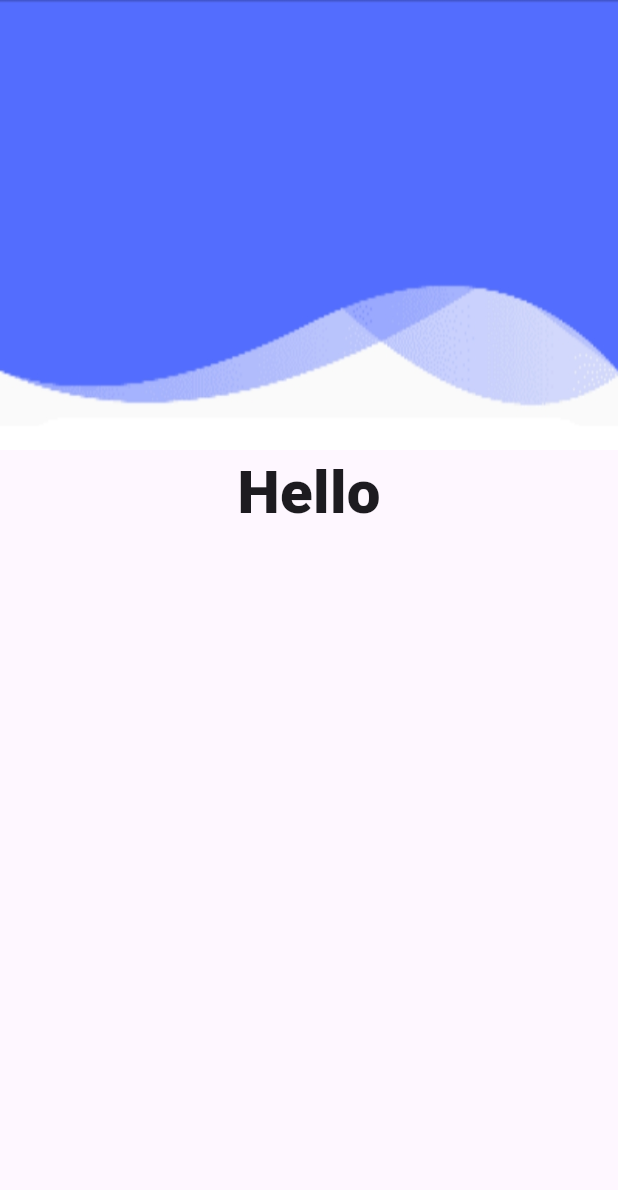
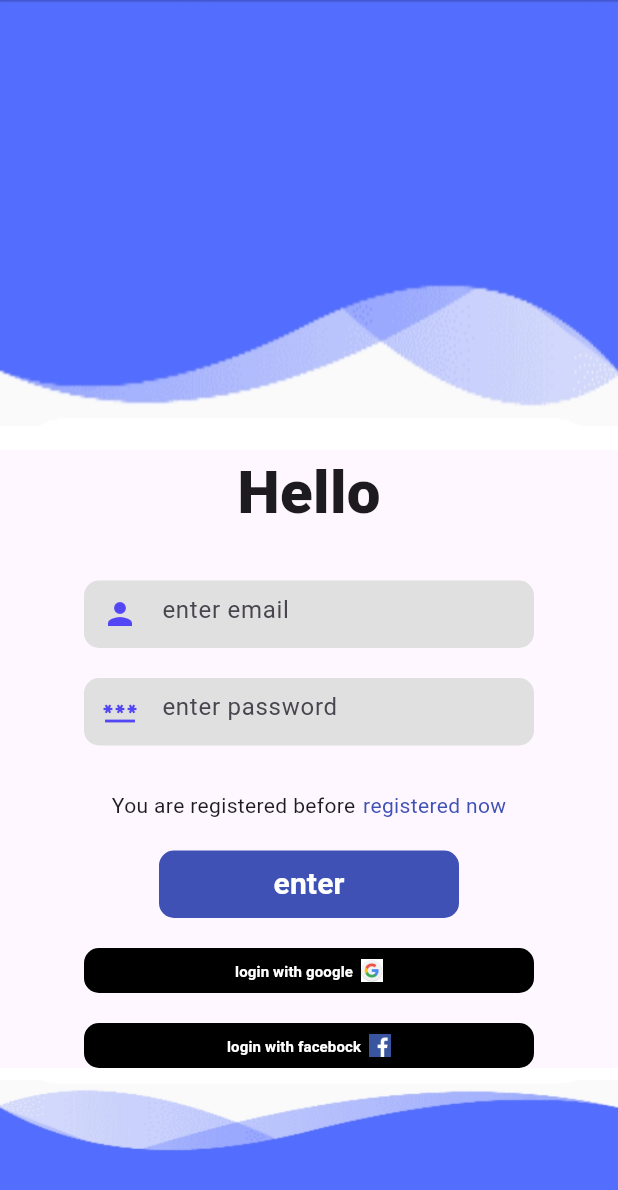
Before and after one commit to mdlltf33-dotcom/m, a Flutter app: the screen it shows after launch, on a phone screen of 412 x 824 dp. Shown: the top 1190 px of the screen. Run offline on Flutter 3.47's test engine with Material 3 defaults, Android fonts, the phone set to English and light mode, and no system bars; our stand-ins replace animated_splash_screen, lottie.

Commit message:
شكل صفحة تسجيل الدخول

```diff
--- a/lib/login_page.dart
+++ b/lib/login_page.dart
@@ -6,7 +6,10 @@ class login extends StatelessWidget {
   Widget build(BuildContext context) {
     final width = MediaQuery.of(context).size.width;
     return Scaffold(
-      body: Column(
+      body: GestureDetector(
+        onTap: () => FocusScope.of(context).unfocus(),
+        child: SingleChildScrollView(
+          child: Column(
             children: [
               // Positioned(
               Container(
@@ -29,12 +32,155 @@ class login extends StatelessWidget {
 
               SizedBox(height: 30),
 
+              Container(
+                width: 300,
+                height: 45,
+                alignment: Alignment.center,
+                child: TextFormField(
+                  decoration: InputDecoration(
+                    hintText: "enter email",
+                    filled: true,
+                    fillColor: Colors.grey[300],
+                    border: OutlineInputBorder(
+                      borderRadius: BorderRadius.circular(10),
+                      borderSide: BorderSide.none,
+                    ),
+                    prefixIcon: Icon(
+                      Icons.person,
+                      color: const Color.fromRGBO(83, 70, 244, 1),
+                    ),
+                  ),
+                  keyboardType: TextInputType.name,
+                ),
+              ),
+
+
+              SizedBox(height: 20),
+
+                 Container(
+                width: 300,
+                height: 45,
+                alignment: Alignment.center,
+                child: TextFormField(
+                  decoration: InputDecoration(
+                    hintText: "enter password",
+                    filled: true,
+                    fillColor: Colors.grey[300],
+                    border: OutlineInputBorder(
+                      borderRadius: BorderRadius.circular(10),
+                      borderSide: BorderSide.none,
+                    ),
+                    prefixIcon: Icon(
+                      Icons.password,
+                      color: const Color.fromRGBO(83, 70, 244, 1),
+                    ),
+                  ),
+                  keyboardType: TextInputType.name,
+                ),
+              ),
+
+               SizedBox(height: 30),
+
+               Row(
+                mainAxisAlignment: MainAxisAlignment.center,
+                children: [
+                  Text("You are registered before"),
+                  SizedBox(width: 5,),
+                  Text("registered now",style: TextStyle(color: Colors.indigo),),
+                ],
+               ),
+
+            SizedBox(height: 20,),
+
+            Container(
+              width: 200,
+              height: 45,
+              decoration: BoxDecoration(
+                borderRadius: BorderRadius.circular(10),
+                color: Colors.indigo,
+              ),
+              child: MaterialButton(
+                onPressed: (){},
+                child: Text("enter",style:
+                TextStyle(color: Colors.white,fontSize: 20,fontWeight: FontWeight.bold),),
+                ),
+            ),
+
+          SizedBox(height: 20,),
+
+              Container(
+              width: 300,
+              height: 30,
+              decoration: BoxDecoration(
+                borderRadius: BorderRadius.circular(10),
+                color: Colors.black,
+              ),
+              child: MaterialButton(
+                onPressed: (){},
+                child: Row(
+                   mainAxisAlignment: MainAxisAlignment.center,
+                  children: [
+                    Text("login with google",style:
+                    TextStyle(color: Colors.white,fontSize: 10,fontWeight: FontWeight.bold),),
+
+                     Container(
+                      height: 20,
+                      width: 20,
+                      padding: EdgeInsets.only(left: 5),
+                      child: Image.asset("aset/google.png")),
+
+                  ],
+                ),
+                ),
+            ),
 
 
 
 
+            SizedBox(height: 20,),
+
+              Container(
+              width: 300,
+              height: 30,
+              decoration: BoxDecoration(
+                borderRadius: BorderRadius.circular(10),
+                color:  Colors.black,
+              ),
+              child: MaterialButton(
+                onPressed: (){},
+                child: Row(
+                  mainAxisAlignment: MainAxisAlignment.center,
+                  children: [
+                    Text("login with facebock",style:
+                    TextStyle(color: Colors.white,fontSize: 10,fontWeight: FontWeight.bold),),
+
+                    Container(
+                      height: 20,
+                      width: 20,
+                      padding: EdgeInsets.only(left: 5),
+                      child: Image.asset("aset/facebock.png")),
+                  ],
+                ),
+                ),
+            ),
+
+
+          Container(
+                height: 150,
+                width: width,
+
+                decoration: BoxDecoration(
+                  image: DecorationImage(
+                    image: AssetImage("aset/str.png"),
+                    fit: BoxFit.fill,
+                    // ),
+                  ),
+                ),
+              ),
 
             ],
+          ),
+        ),
       ),
     );
   }
```
Also changed, not shown: aset/facebock.png (added), aset/google.png (added), aset/str.png (added). Lines whose indentation alone changed are shown as unchanged.
